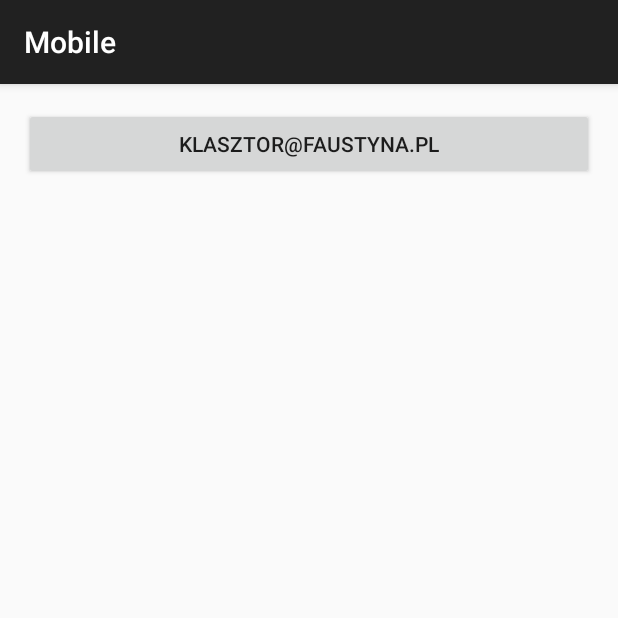
After one commit to kslusarczyk/lagiewniki, an Android app: the Kontakt screen opened directly, with no data from a screen before it, on a phone screen of 412 x 824 dp, the top half of it. The commit adds this screen. Run offline under Robolectric (Android 15) with nearby library versions, the phone set to English and light mode, and no system bars.

```diff
--- /dev/null
+++ b/Mobile/app/src/main/java/com/agh/faustyna/mobile/Kontakt.java
@@ -0,0 +1,23 @@
+package com.agh.faustyna.mobile;
+
+import android.content.Intent;
+import android.net.Uri;
+import android.os.Bundle;
+import android.support.v7.app.AppCompatActivity;
+import android.view.View;
+
+public class Kontakt extends AppCompatActivity {
+
+    @Override
+    protected void onCreate(Bundle savedInstanceState) {
+        super.onCreate(savedInstanceState);
+        setContentView(R.layout.activity_kontakt);
+
+    }
+
+    public void sendEmail(View view){
+        Intent emailIntent = new Intent(Intent.ACTION_SENDTO, Uri.fromParts(
+                "mailto", getString(R.string.email), null));
+        startActivity(Intent.createChooser(emailIntent, "Send Email"));
+    }
+}
--- a/Mobile/app/src/main/java/com/agh/faustyna/mobile/MainActivity.java
+++ b/Mobile/app/src/main/java/com/agh/faustyna/mobile/MainActivity.java
@@ -159,7 +159,6 @@ public class MainActivity extends AppCompatActivity {
         titleSanktuarium.add(getString(R.string.titleSanktuariumOprowadzanie));
         titleSanktuarium.add(getString(R.string.titleSanktuariumNoclegi));
         titleSanktuarium.add(getString(R.string.titleSanktuariumKontakt));
-        titleSanktuarium.add(getString(R.string.titleSanktuariumMapa));
         titleSanktuarium.add(getString(R.string.titleSanktuariumDojazd));
 
         List<String> titleGaleria = new ArrayList<String>();
--- /dev/null
+++ b/Mobile/app/src/main/res/layout/activity_kontakt.xml
@@ -0,0 +1,17 @@
+<?xml version="1.0" encoding="utf-8"?>
+<RelativeLayout xmlns:android="http://schemas.android.com/apk/res/android"
+    xmlns:tools="http://schemas.android.com/tools" android:layout_width="match_parent"
+    android:layout_height="match_parent" android:paddingLeft="@dimen/activity_horizontal_margin"
+    android:paddingRight="@dimen/activity_horizontal_margin"
+    android:paddingTop="@dimen/activity_vertical_margin"
+    android:paddingBottom="@dimen/activity_vertical_margin"
+    tools:context="com.agh.faustyna.mobile.Kontakt">
+
+    <Button
+        android:layout_width="fill_parent"
+        android:layout_height="wrap_content"
+        android:text="@string/email"
+        android:onClick="sendEmail"
+
+        />
+</RelativeLayout>
```
Also changed, not shown: Mobile/app/src/main/AndroidManifest.xml (+9 -3 lines), Mobile/app/src/main/java/com/agh/faustyna/mobile/Audio.java (added, +44 -0 lines), Mobile/app/src/main/java/com/agh/faustyna/mobile/Video.java (added, +44 -0 lines), Mobile/app/src/main/java/com/agh/faustyna/mobile/streaming/CustomWebView.java (added, +93 -0 lines), Mobile/app/src/main/res/layout/activity_audio.xml (added, +14 -0 lines), Mobile/app/src/main/res/layout/activity_video.xml (added, +13 -0 lines), Mobile/app/src/main/res/values/strings.xml (+5 -2 lines).
